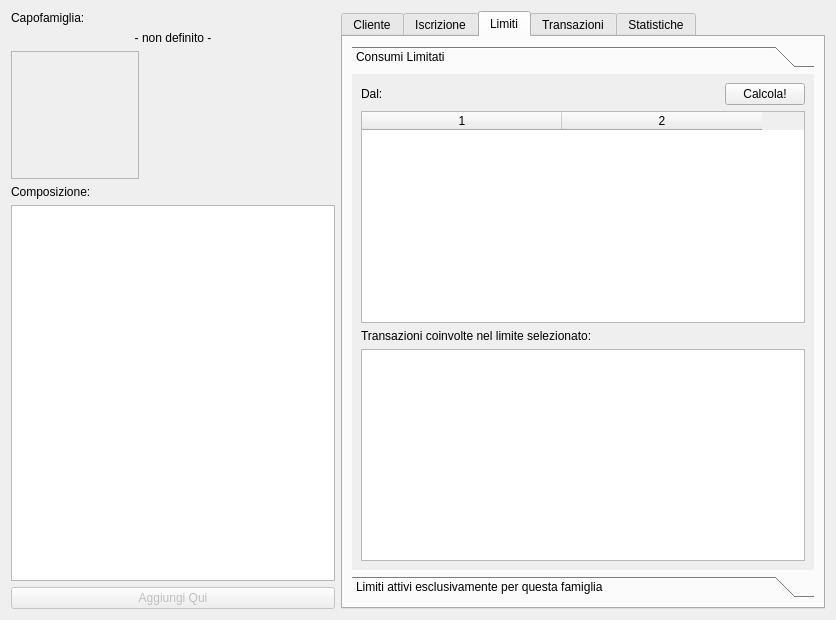
Before: the Qt Designer form squeeze/src/ui/editclient_widget.ui in lastprimenumbers/lemonpos, drawn with Qt 5.
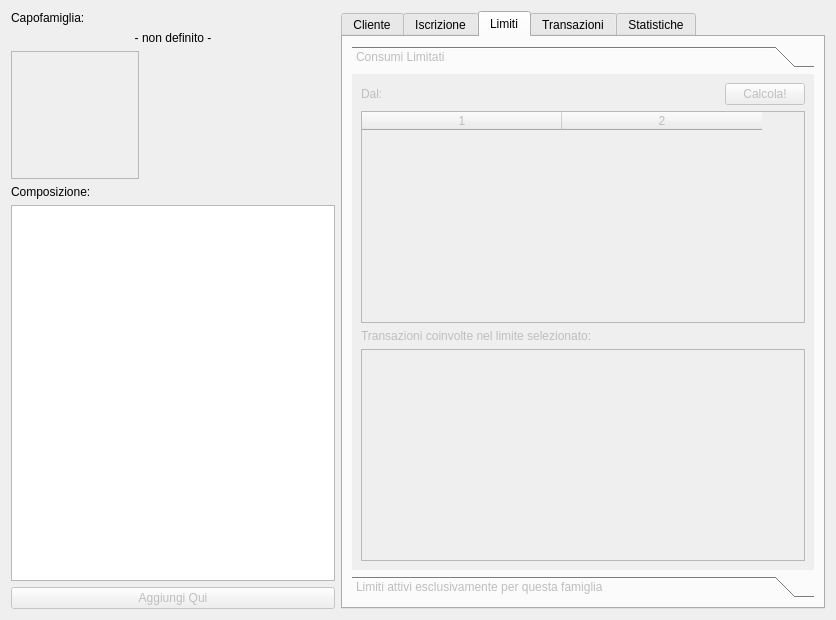
After: the same form once the commit is applied. The open tabs and pages were chosen to show the change. Custom widgets are drawn as their Qt base class.

Commit message: Ancora correzioni forzatura db. Disabilitato widget limits. Aggiornato emporium_data.sql.

What changed in the file:
```diff
--- a/squeeze/src/ui/editclient_widget.ui
+++ b/squeeze/src/ui/editclient_widget.ui
@@ -107,6 +107,9 @@
    </item>
    <item>
     <widget class="QTabWidget" name="tabWidget_2">
+     <property name="enabled">
+      <bool>true</bool>
+     </property>
      <property name="minimumSize">
       <size>
        <width>0</width>
@@ -668,6 +671,9 @@
       <layout class="QVBoxLayout" name="verticalLayout_4">
        <item>
         <widget class="QToolBox" name="toolBox">
+         <property name="enabled">
+          <bool>false</bool>
+         </property>
          <property name="currentIndex">
           <number>0</number>
          </property>
```
The commit also changes 3 other files.
